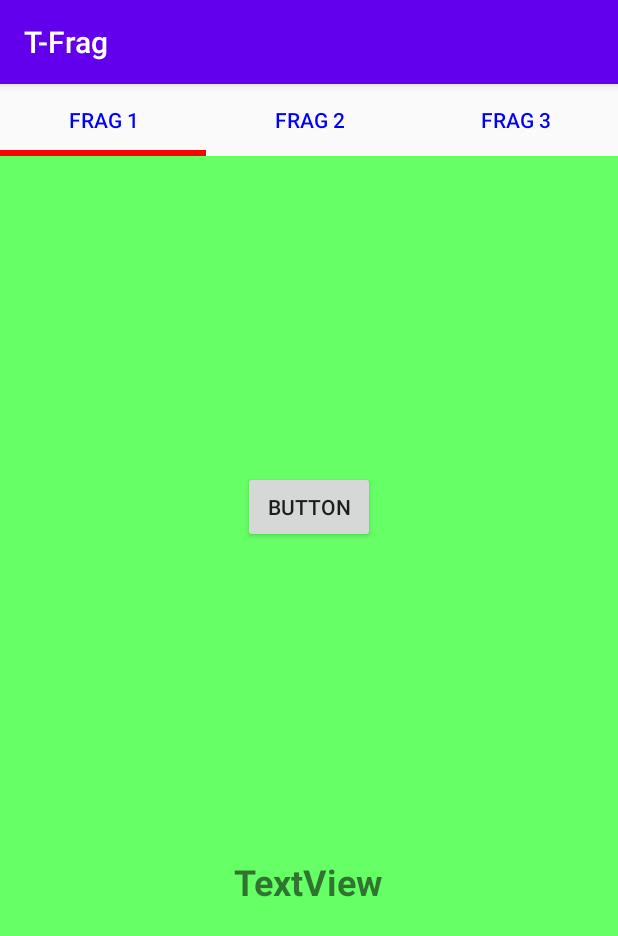
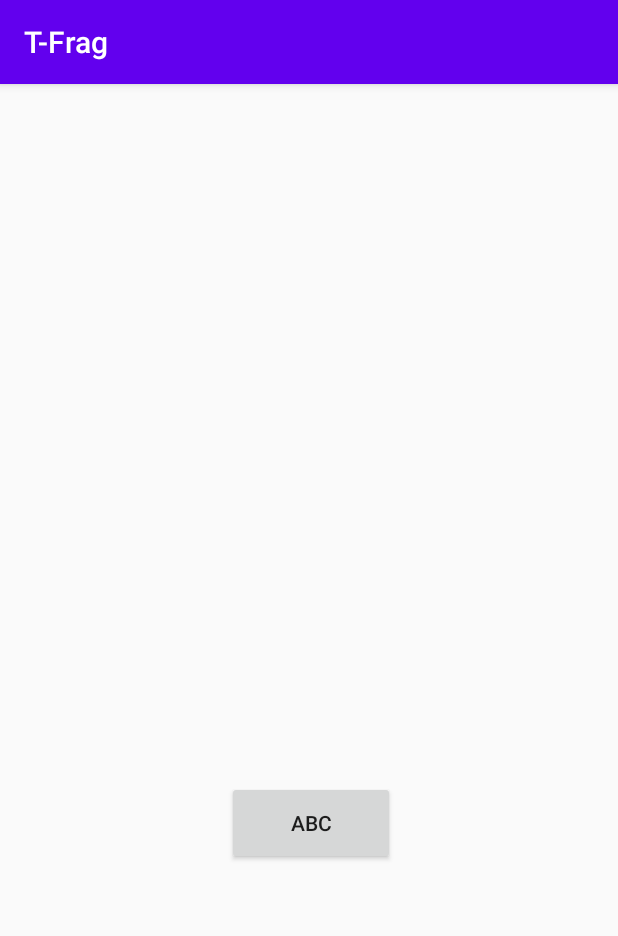
Before and after one commit to Deepanc7/Customice, an Android app: the screen it shows after launch (MainActivity), on a phone screen of 412 x 824 dp. Shown: the top 936 px of the screen. Run offline under Robolectric (Android 15) with nearby library versions, the phone set to English and light mode, and no system bars; 2 statements that could not run were skipped.

Commit message:
new code

```diff
--- a/app/build.gradle
+++ b/app/build.gradle
@@ -35,6 +35,7 @@ dependencies {
     // Java language implementation
     implementation "androidx.fragment:fragment:$fragment_version"
 
+    implementation 'com.github.bumptech.glide:glide:4.9.0'
     implementation 'androidx.appcompat:appcompat:1.2.0'
     implementation 'com.google.android.material:material:1.2.1'
     implementation 'androidx.constraintlayout:constraintlayout:2.0.4'
--- a/app/src/main/AndroidManifest.xml
+++ b/app/src/main/AndroidManifest.xml
@@ -9,9 +9,15 @@
         android:roundIcon="@mipmap/ic_launcher_round"
         android:supportsRtl="true"
         android:theme="@style/Theme.TFrag">
-        <activity android:name=".MainActivity"
+        <activity
+            android:name=".MainActivity2"
+            android:exported="false" />
+        <activity
+            android:name=".Frag"
+            android:exported="false" />
+        <activity
+            android:name=".MainActivity"
             android:exported="true">
-
             <intent-filter>
                 <action android:name="android.intent.action.MAIN" />
 
--- a/app/src/main/java/com/example/t_frag/MainActivity.java
+++ b/app/src/main/java/com/example/t_frag/MainActivity.java
@@ -1,80 +1,30 @@
 package com.example.t_frag;
 
 
+import android.content.Intent;
 import android.os.Bundle;
+import android.os.Handler;
+import android.widget.Button;
 
-import androidx.annotation.NonNull;
 import androidx.appcompat.app.AppCompatActivity;
-import androidx.fragment.app.Fragment;
-import androidx.viewpager2.adapter.FragmentStateAdapter;
-import androidx.viewpager2.widget.ViewPager2;
 
-import com.google.android.material.tabs.TabLayout;
-import com.google.android.material.tabs.TabLayoutMediator;
 
 public class MainActivity extends AppCompatActivity {
+
+    Button next_btn;
 
     @Override
     protected void onCreate(Bundle savedInstanceState) {
         super.onCreate(savedInstanceState);
         setContentView(R.layout.activity_main);
 
-        TabLayout tabLayout = findViewById(R.id._tab);
-        ViewPager2 viewPager = findViewById(R.id.viewpager);
-
-        tabLayout.addTab(tabLayout.newTab().setText("Frag 1"), 0);
-        tabLayout.addTab(tabLayout.newTab().setText("Frag 2"), 1);
-        tabLayout.addTab(tabLayout.newTab().setText("Frag 3"), 2);
-
-        FragmentStateAdapter pagerAdapter = new ScreenSlidePagerAdapter(MainActivity.this);
-        viewPager.setAdapter(pagerAdapter);
-
-        new TabLayoutMediator(tabLayout, viewPager, new TabLayoutMediator.TabConfigurationStrategy() {
+        new Handler().postDelayed(new Runnable() {
             @Override
-            public void onConfigureTab(@NonNull TabLayout.Tab tab, int position) {
-                if (position==0) tab.setText("Frag 1");
-                if (position==1) tab.setText("Frag 2");
-                if (position==2) tab.setText("Frag 3");
+            public void run() {
+                Intent intent = new Intent(MainActivity.this,MainActivity2.class);
+                startActivity(intent);
             }
-        }).attach();
-
-        tabLayout.addOnTabSelectedListener(new TabLayout.OnTabSelectedListener() {
-            @Override
-            public void onTabSelected(TabLayout.Tab tab) {
-                viewPager.setCurrentItem(tab.getPosition());
-            }
-            @Override
-            public void onTabUnselected(TabLayout.Tab tab) {
-            }
-            @Override
-            public void onTabReselected(TabLayout.Tab tab) {
-            }
-        });
-
-        viewPager.setCurrentItem(0);
-
-    }
-
-
-    class ScreenSlidePagerAdapter extends FragmentStateAdapter {
-        public ScreenSlidePagerAdapter(AppCompatActivity fa) {
-            super(fa);
-        }
-
-        @Override
-        public Fragment createFragment(int position) {
-            Fragment frag_new = null;
-            if (position==0) frag_new= new fragment1();
-            if (position==1) frag_new= new fragment2();
-            if (position==2) frag_new= new fragment3();
-
-            return frag_new;
-        }
-
-        @Override
-        public int getItemCount() {
-            return 3;
-        }
+        },2000);
     }
 
 }
--- a/app/src/main/res/layout/activity_main.xml
+++ b/app/src/main/res/layout/activity_main.xml
@@ -6,25 +6,17 @@
     android:layout_height="match_parent"
     tools:context=".MainActivity">
 
-    <com.google.android.material.tabs.TabLayout
-        android:id="@+id/_tab"
-        android:layout_width="match_parent"
-        android:layout_height="wrap_content"
+
+    <Button
+        android:id="@+id/next_button"
+        android:layout_width="112dp"
+        android:layout_height="56dp"
+        android:text="ABC"
+        app:layout_constraintBottom_toBottomOf="parent"
         app:layout_constraintEnd_toEndOf="parent"
+        app:layout_constraintHorizontal_bias="0.504"
         app:layout_constraintStart_toStartOf="parent"
         app:layout_constraintTop_toTopOf="parent"
-        app:tabIndicatorColor="#ff0000"
-        app:tabIndicatorHeight="4dp"
-        app:tabMode="fixed"
-        app:tabTextColor="#0000ff" />
-
-    <androidx.viewpager2.widget.ViewPager2
-        android:id="@+id/viewpager"
-        android:layout_width="match_parent"
-        android:layout_height="0dp"
-        app:layout_constraintBottom_toBottomOf="parent"
-        app:layout_constraintEnd_toEndOf="parent"
-        app:layout_constraintStart_toStartOf="parent"
-        app:layout_constraintTop_toBottomOf="@+id/_tab" />
+        app:layout_constraintVertical_bias="0.653" />
 
 </androidx.constraintlayout.widget.ConstraintLayout>
--- a/build.gradle
+++ b/build.gradle
@@ -3,6 +3,7 @@ buildscript {
     repositories {
         google()
         jcenter()
+        mavenCentral()
     }
     dependencies {
         classpath 'com.android.tools.build:gradle:7.2.1'
@@ -17,6 +18,7 @@ allprojects {
     repositories {
         google()
         jcenter()
+        mavenCentral()
     }
 }
 
```
